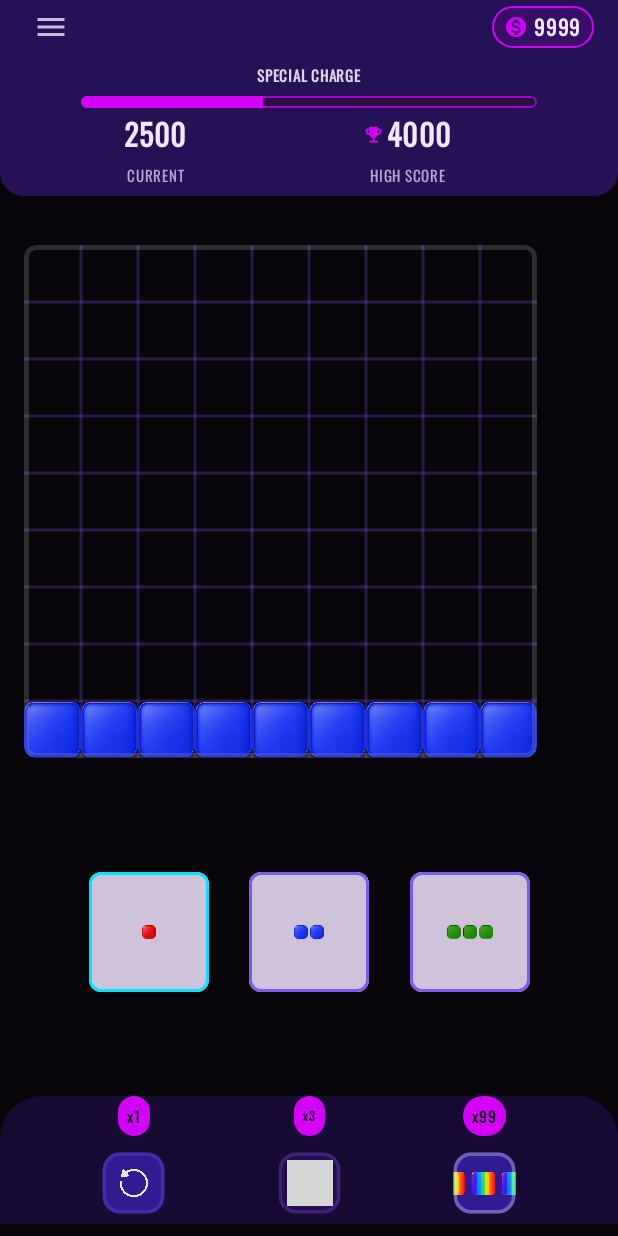
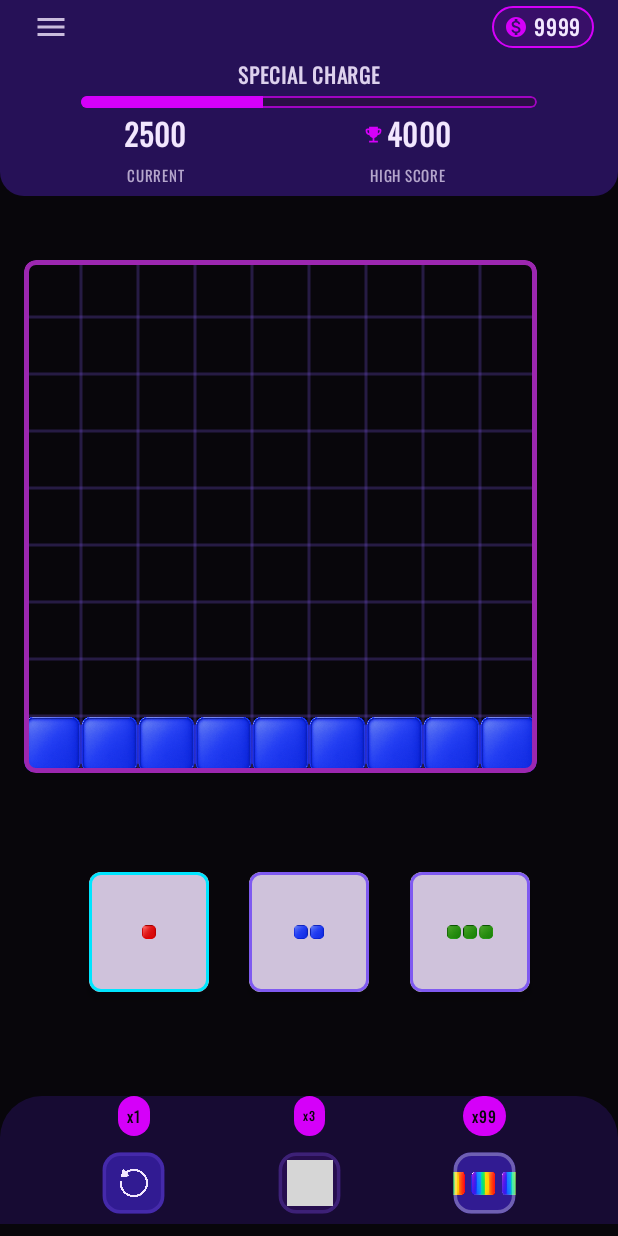
Before and after one commit to craig6412/BetterBlocks, an Android app built with Jetpack Compose: the @Preview function GameScreenPreview, on a phone screen of 412 x 824 dp. Run offline under Robolectric (Android 15) with nearby library versions, the phone set to English and light mode, and no system bars; grey boxes are pictures that could not be loaded.

Commit message:
Can't find anything wrong right now i'm going to have to look harder.

```diff
--- a/app/src/main/java/com/betterblocks/GameComponents.kt
+++ b/app/src/main/java/com/betterblocks/GameComponents.kt
@@ -214,7 +214,7 @@ fun SpecialMeterDisplay(currentValue: Int, maxValue: Int) {
         Text(
             text = "SPECIAL CHARGE",
             color = LightText.copy(alpha = 0.9f),
-            fontSize = 10.sp,
+            fontSize = 14.sp,
             fontFamily = Oswald,
             fontWeight = FontWeight.SemiBold,
             modifier = Modifier.padding(bottom = 2.dp)
--- a/app/src/main/java/com/betterblocks/animation/AnimatedBoardRenderer.kt
+++ b/app/src/main/java/com/betterblocks/animation/AnimatedBoardRenderer.kt
@@ -436,11 +436,12 @@ fun AnimatedGameBoard(
     Box(
         modifier = Modifier
             .size(totalBoardSize)
+            .offset(y = 10.dp)
             .clip(RoundedCornerShape(8.dp))
             .background(BoardBackground)
             .border(
                 width = 3.dp,
-                color = Color.White.copy(alpha = 0.15f),
+                color = Color(0xFF9C27B0), // Blue
                 shape = RoundedCornerShape(8.dp)
             )
     ) {
```
Also changed, not shown: app/src/main/java/com/betterblocks/GameActivity.kt (+9 -0 lines).
